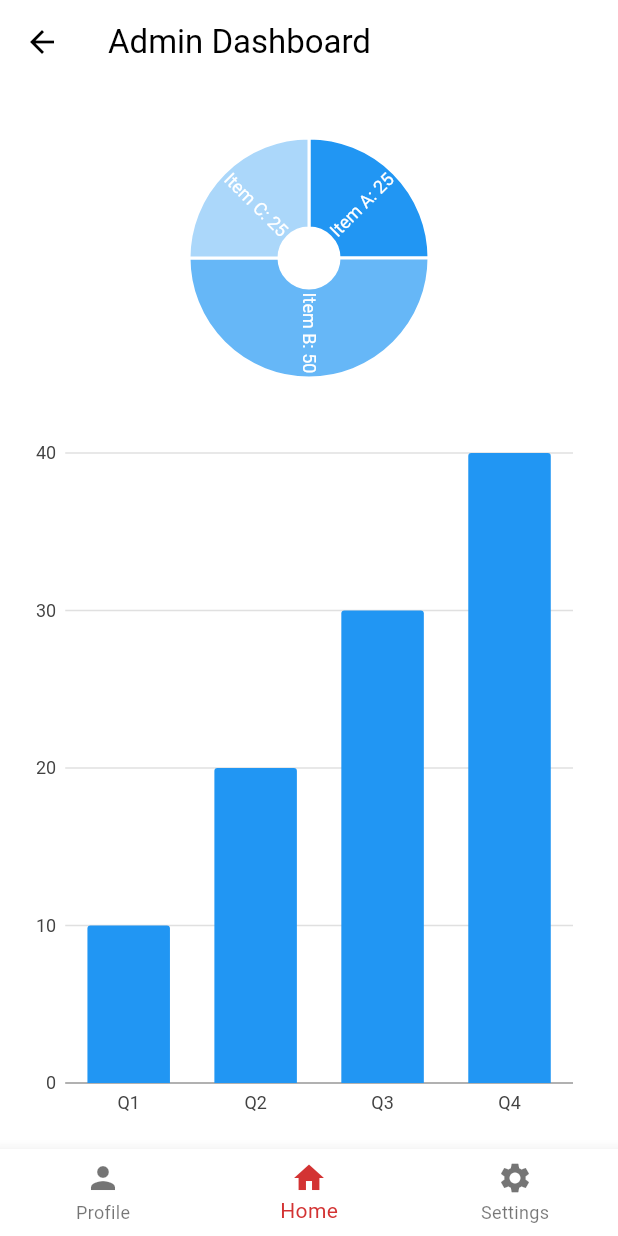
After one commit to flaminghotcheetos69/GenerAlms, a Flutter app: the AdminDashboardPage screen opened directly, on a phone screen of 412 x 824 dp. The commit adds this screen. Run offline on Flutter 3.47's test engine with Material 3 defaults, Android fonts, the phone set to English and light mode, and no system bars; our stand-ins replace charts_flutter, cloud_firestore, firebase_auth, firebase_core, firebase_storage, image_picker; accounts and stored records are empty.

```diff
--- /dev/null
+++ b/lib/screens/adminHP.dart
@@ -0,0 +1,117 @@
+import 'package:flutter/material.dart';
+import 'package:charts_flutter/flutter.dart' as charts;
+
+class AdminDashboardPage extends StatelessWidget {
+  const AdminDashboardPage({Key? key}) : super(key: key);
+
+  @override
+  Widget build(BuildContext context) {
+    return Scaffold(
+      appBar: AppBar(
+        title: Text('Admin Dashboard'),
+        leading: IconButton(
+          icon: Icon(Icons.arrow_back),
+          onPressed: () {
+            // Handle back button press
+          },
+        ),
+      ),
+      body: Padding(
+        padding: const EdgeInsets.all(16.0),
+        child: Column(
+          children: [
+            // Pie Chart
+            SizedBox(
+              height: 200,
+              child: charts.PieChart(
+                _createSamplePieData(),
+                animate: true,
+                defaultRenderer: charts.ArcRendererConfig(
+                  arcWidth: 60,
+                  arcRendererDecorators: [
+                    charts.ArcLabelDecorator(
+                      labelPosition: charts.ArcLabelPosition.inside,
+                    )
+                  ],
+                ),
+              ),
+            ),
+            const SizedBox(height: 16.0),
+            // Bar Chart
+            Expanded(
+              child: charts.BarChart(
+                _createSampleBarData(),
+                animate: true,
+              ),
+            ),
+          ],
+        ),
+      ),
+      bottomNavigationBar: BottomNavigationBar(
+        items: const [
+          BottomNavigationBarItem(
+            icon: Icon(Icons.person),
+            label: 'Profile',
+          ),
+          BottomNavigationBarItem(
+            icon: Icon(Icons.home),
+            label: 'Home',
+          ),
+          BottomNavigationBarItem(
+            icon: Icon(Icons.settings),
+            label: 'Settings',
+          ),
+        ],
+        currentIndex: 1,
+        onTap: (index) {
+          // Handle bottom navigation tap
+        },
+      ),
+    );
+  }
+
+  // Sample data for Pie Chart
+  List<charts.Series<ChartData, String>> _createSamplePieData() {
+    final data = [
+      ChartData('Item A', 25),
+      ChartData('Item B', 50),
+      ChartData('Item C', 25),
+    ];
+
+    return [
+      charts.Series<ChartData, String>(
+        id: 'Items',
+        domainFn: (ChartData data, _) => data.label,
+        measureFn: (ChartData data, _) => data.value,
+        data: data,
+        labelAccessorFn: (ChartData row, _) => '${row.label}: ${row.value}',
+      )
+    ];
+  }
+
+  // Sample data for Bar Chart
+  List<charts.Series<ChartData, String>> _createSampleBarData() {
+    final data = [
+      ChartData('Q1', 10),
+      ChartData('Q2', 20),
+      ChartData('Q3', 30),
+      ChartData('Q4', 40),
+    ];
+
+    return [
+      charts.Series<ChartData, String>(
+        id: 'Donations',
+        domainFn: (ChartData data, _) => data.label,
+        measureFn: (ChartData data, _) => data.value,
+        data: data,
+      )
+    ];
+  }
+}
+
+class ChartData {
+  final String label;
+  final int value;
+
+  ChartData(this.label, this.value);
+}
--- a/pubspec.yaml
+++ b/pubspec.yaml
@@ -40,6 +40,7 @@ dependencies:
   image_picker: ^1.1.2
   firebase_storage: ^11.7.7
   flutter_secure_storage: ^9.2.2
+  charts_flutter: ^0.12.0
 
 
 dev_dependencies:
```
Also changed, not shown: lib/screens/add_donation_product_page.dart (added, +112 -0 lines), lib/screens/donation_history.dart (added, +52 -0 lines), lib/screens/homepage.dart (+14 -20 lines), lib/screens/login.dart (+26 -9 lines), pubspec.lock.
